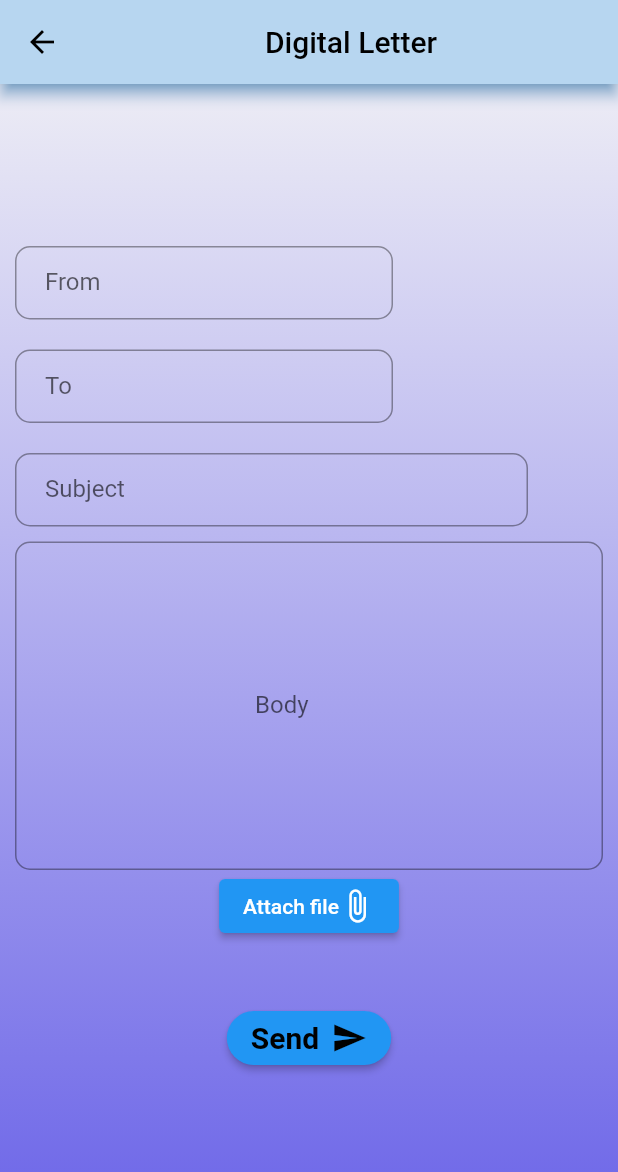
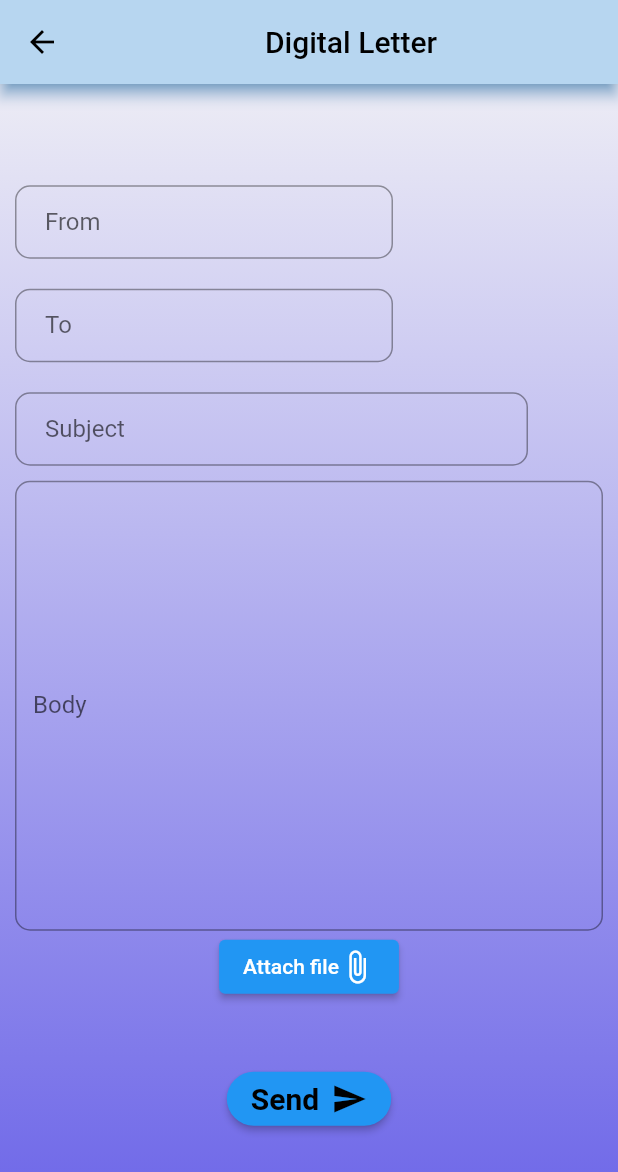
Before and after one commit to Swalih60/Appointment-Management, a Flutter app: the DigitalLetterScreen screen opened by its route, on a phone screen of 412 x 824 dp. Shown: the top 1172 px of the screen. Run offline on Flutter 3.47's test engine with Material 2 defaults, Android fonts, the phone set to English and light mode, and no system bars; our stand-ins replace cloud_firestore, firebase_core; accounts and stored records are empty.

Commit message:
Text field set

```diff
--- a/lib/screens/digital_screen.dart
+++ b/lib/screens/digital_screen.dart
@@ -64,22 +64,25 @@ class DigitalLetterScreen extends StatelessWidget {
                     )),
                 Padding(
                   padding: const EdgeInsets.only(left: 10.0, right: 10),
+                  child: SizedBox(
+                    height: 300,
                     child: TextField(
+                        expands: true,
+                        maxLines: null,
                         controller: body,
                         textAlign: TextAlign.start,
                         decoration: InputDecoration(
-                        contentPadding: const EdgeInsets.symmetric(
-                            vertical: 100.0, horizontal: 160.0),
                           labelText: 'Body',
                           border: OutlineInputBorder(
                             borderRadius: BorderRadius.circular(10.0),
                           ),
                           focusedBorder: OutlineInputBorder(
                             borderRadius: BorderRadius.circular(10.0),
-                          borderSide:
-                              const BorderSide(color: Colors.blue, width: 2.0),
+                            borderSide: const BorderSide(
+                                color: Colors.blue, width: 2.0),
                           ),
                         )),
+                  ),
                 ),
                 ElevatedButton(
                     onPressed: () {},
```
Lines whose indentation alone changed are shown as unchanged.
